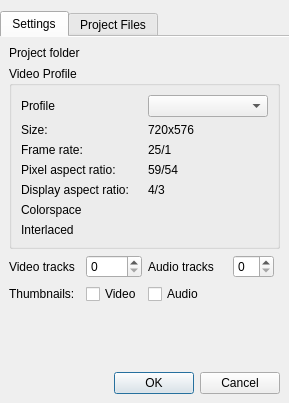
Old version of the form src/widgets/projectsettings_ui.ui in the repository KDE/kdenlive.
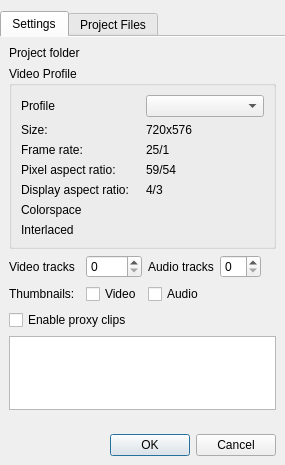
New version of the form. Custom widgets are drawn as their Qt base class.

Commit message: Proxy settings is now configurable per project

Diff of the .ui file:
```diff
--- a/src/widgets/projectsettings_ui.ui
+++ b/src/widgets/projectsettings_ui.ui
@@ -6,8 +6,8 @@
    <rect>
     <x>0</x>
     <y>0</y>
-    <width>289</width>
-    <height>367</height>
+    <width>285</width>
+    <height>433</height>
    </rect>
   </property>
   <property name="windowTitle">
@@ -196,7 +196,7 @@
          </property>
         </widget>
        </item>
-       <item row="3" column="3" colspan="2">
+       <item row="3" column="3" colspan="3">
         <spacer name="horizontalSpacer">
          <property name="orientation">
           <enum>Qt::Horizontal</enum>
@@ -209,7 +209,7 @@
          </property>
         </spacer>
        </item>
-       <item row="4" column="0" colspan="2">
+       <item row="6" column="0" colspan="2">
         <spacer name="verticalSpacer">
          <property name="orientation">
           <enum>Qt::Vertical</enum>
@@ -222,6 +222,16 @@
          </property>
         </spacer>
        </item>
+       <item row="4" column="0" colspan="5">
+        <widget class="QCheckBox" name="enable_proxy">
+         <property name="text">
+          <string>Enable proxy clips</string>
+         </property>
+        </widget>
+       </item>
+       <item row="5" column="0" colspan="6">
+        <widget class="QTextEdit" name="proxy_params"/>
+       </item>
       </layout>
      </widget>
      <widget class="QWidget" name="tab_2">
```
Left out of the diff: 46 changed lines with no effect on the pictures. The commit also changes 13 other files.
